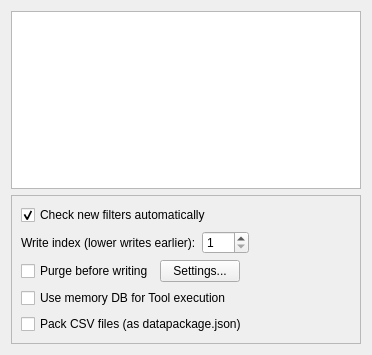
The window that spinetoolbox/ui/link_properties.ui (spine-tools/Spine-Toolbox) describes before a commit, drawn with Qt 5.
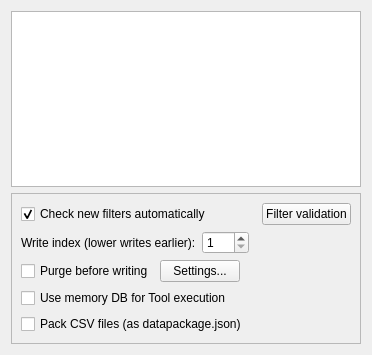
The same window after the commit. Custom widgets are drawn as their Qt base class.

Commit message:
Add UI to control connection validation
Re #1928

The edit to the form file:
```diff
--- a/spinetoolbox/ui/link_properties.ui
+++ b/spinetoolbox/ui/link_properties.ui
@@ -60,6 +60,26 @@
           </property>
          </widget>
         </item>
+        <item>
+         <spacer name="horizontalSpacer_3">
+          <property name="orientation">
+           <enum>Qt::Horizontal</enum>
+          </property>
+          <property name="sizeHint" stdset="0">
+           <size>
+            <width>40</width>
+            <height>20</height>
+           </size>
+          </property>
+         </spacer>
+        </item>
+        <item>
+         <widget class="QPushButton" name="open_filter_validation_menu_button">
+          <property name="text">
+           <string>Filter validation</string>
+          </property>
+         </widget>
+        </item>
        </layout>
       </item>
       <item>
```
The commit also changes 4 other files.
